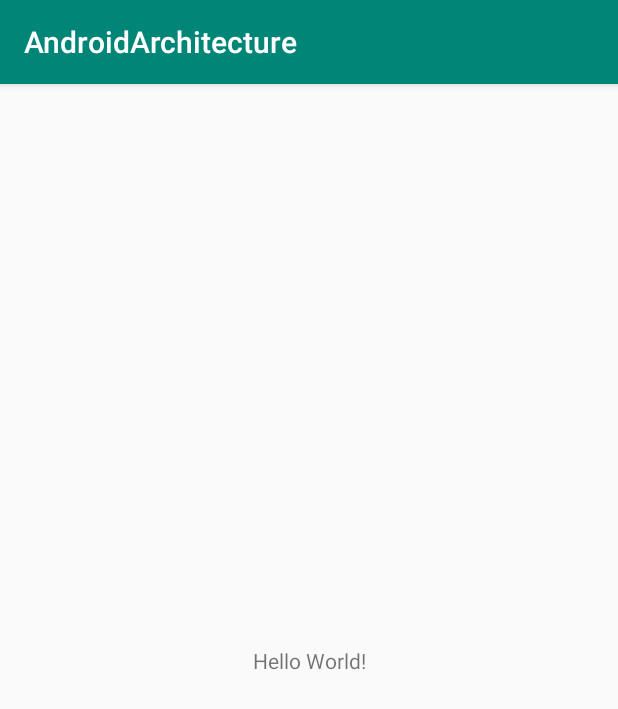
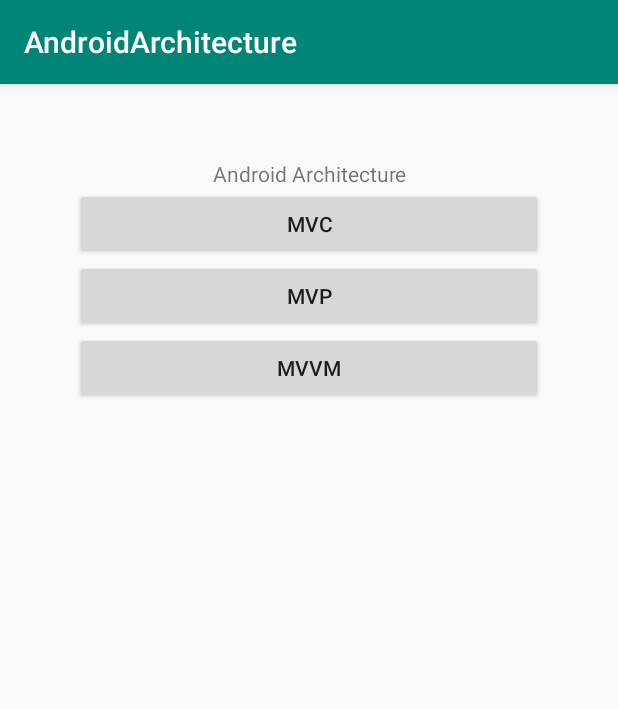
Before and after one commit to shadhin056/Android-Architecture-MVC-MVP-MVVM, an Android app: the screen it shows after launch (MainActivity), on a phone screen of 412 x 824 dp. Shown: the top 709 px of the screen. Run offline under Robolectric (Android 15) with nearby library versions, the phone set to English and light mode, and no system bars.

Commit message:
setup project

```diff
--- a/app/src/main/AndroidManifest.xml
+++ b/app/src/main/AndroidManifest.xml
@@ -9,6 +9,9 @@
         android:roundIcon="@mipmap/ic_launcher_round"
         android:supportsRtl="true"
         android:theme="@style/AppTheme">
+        <activity android:name=".mvvm.MVVMActivity"></activity>
+        <activity android:name=".mvp.MVPActivity" />
+        <activity android:name=".mvc.MVCActivity" />
         <activity android:name=".MainActivity">
             <intent-filter>
                 <action android:name="android.intent.action.MAIN" />
--- a/app/src/main/java/com/shadhin/androidarchitecture/MainActivity.kt
+++ b/app/src/main/java/com/shadhin/androidarchitecture/MainActivity.kt
@@ -1,12 +1,45 @@
 package com.shadhin.androidarchitecture
 
+import android.content.Intent
 import androidx.appcompat.app.AppCompatActivity
 import android.os.Bundle
+import android.widget.Button
+import com.shadhin.androidarchitecture.mvc.MVCActivity
+import com.shadhin.androidarchitecture.mvp.MVPActivity
+import com.shadhin.androidarchitecture.mvvm.MVVMActivity
 
 class MainActivity : AppCompatActivity() {
-
+    private lateinit var btnMVC: Button
+    private lateinit var btnMVP: Button
+    private lateinit var btnMVVM: Button
     override fun onCreate(savedInstanceState: Bundle?) {
         super.onCreate(savedInstanceState)
         setContentView(R.layout.activity_main)
+        init();
+        buttonAction();
+    }
+
+    private fun buttonAction() {
+        btnMVC.setOnClickListener {
+            val intent = Intent(this, MainActivity::class.java)
+            //startActivity(intent);
+            startActivity(MVCActivity.getIntent(this));
+        };
+        btnMVP.setOnClickListener {
+            val intent = Intent(this, MainActivity::class.java)
+            //startActivity(intent);
+            startActivity(MVPActivity.getIntent(this));
+        };
+        btnMVVM.setOnClickListener {
+            val intent = Intent(this, MainActivity::class.java)
+            //startActivity(intent);
+            startActivity(MVVMActivity.getIntent(this));
+        }
+    }
+
+    private fun init() {
+        btnMVC = findViewById(R.id.btnMVC) as Button
+        btnMVP = findViewById(R.id.btnMVP) as Button
+        btnMVVM = findViewById(R.id.btnMVVM) as Button
     }
 }
--- a/app/src/main/res/layout/activity_main.xml
+++ b/app/src/main/res/layout/activity_main.xml
@@ -1,18 +1,42 @@
 <?xml version="1.0" encoding="utf-8"?>
-<androidx.constraintlayout.widget.ConstraintLayout xmlns:android="http://schemas.android.com/apk/res/android"
+<LinearLayout xmlns:android="http://schemas.android.com/apk/res/android"
     xmlns:app="http://schemas.android.com/apk/res-auto"
     xmlns:tools="http://schemas.android.com/tools"
     android:layout_width="match_parent"
     android:layout_height="match_parent"
     tools:context=".MainActivity">
 
-    <TextView
-        android:layout_width="wrap_content"
+    <LinearLayout
+        android:layout_margin="50dp"
+        android:layout_width="match_parent"
         android:layout_height="wrap_content"
-        android:text="Hello World!"
-        app:layout_constraintBottom_toBottomOf="parent"
-        app:layout_constraintLeft_toLeftOf="parent"
-        app:layout_constraintRight_toRightOf="parent"
-        app:layout_constraintTop_toTopOf="parent" />
+        android:orientation="vertical">
+        <TextView
+            android:text="Android Architecture"
+            android:textAlignment="center"
+            android:layout_width="match_parent"
+            android:layout_height="wrap_content">
 
-</androidx.constraintlayout.widget.ConstraintLayout>
+        </TextView>
+
+        <Button
+            android:id="@+id/btnMVC"
+            android:layout_width="match_parent"
+            android:layout_height="wrap_content"
+            android:text="MVC"></Button>
+
+        <Button
+            android:id="@+id/btnMVP"
+            android:layout_width="match_parent"
+            android:layout_height="wrap_content"
+            android:text="MVP"></Button>
+
+        <Button
+            android:id="@+id/btnMVVM"
+            android:layout_width="match_parent"
+            android:layout_height="wrap_content"
+            android:text="MVVM"></Button>
+    </LinearLayout>
+
+
+</LinearLayout>
```
Also changed, not shown: app/src/main/java/com/shadhin/androidarchitecture/mvc/MVCActivity.java (added, +23 -0 lines), app/src/main/java/com/shadhin/androidarchitecture/mvp/MVPActivity.java (added, +24 -0 lines), app/src/main/java/com/shadhin/androidarchitecture/mvvm/MVVMActivity.java (added, +24 -0 lines), app/src/main/res/layout/activity_mvc.xml (added, +9 -0 lines), app/src/main/res/layout/activity_mvp.xml (added, +9 -0 lines), app/src/main/res/layout/activity_mvvm.xml (added, +9 -0 lines).
